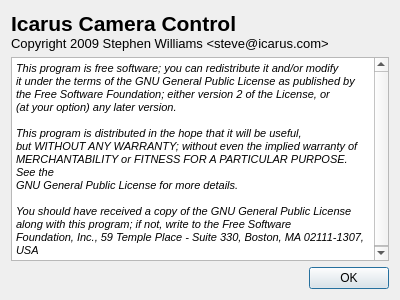
Before: the Qt Designer form camtool/aboutbox.ui in steveicarus/camctl, drawn with Qt 5.
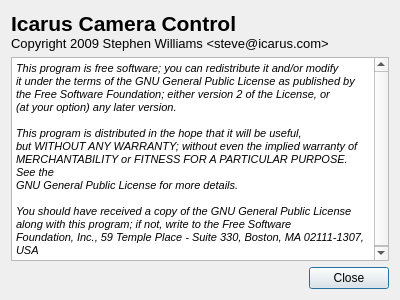
After: the same form once the commit is applied.

Commit message:
Rework the MacICACameraControl devuce dump to be a dialog.
Create a dialg box that offers a place to display all
kinds of device details, and set up the CameraControl
classes to use that box. This greatly cleans up the
debug display.

In the process, carry along a start at getting device
information out of the PTP GetDeviceInfo command.

Patch:
```diff
--- a/camtool/aboutbox.ui
+++ b/camtool/aboutbox.ui
@@ -60,7 +60,7 @@
       <enum>Qt::Horizontal</enum>
      </property>
      <property name="standardButtons" >
-      <set>QDialogButtonBox::Ok</set>
+      <set>QDialogButtonBox::Close</set>
      </property>
     </widget>
    </item>
```
The commit also changes 12 other files.
